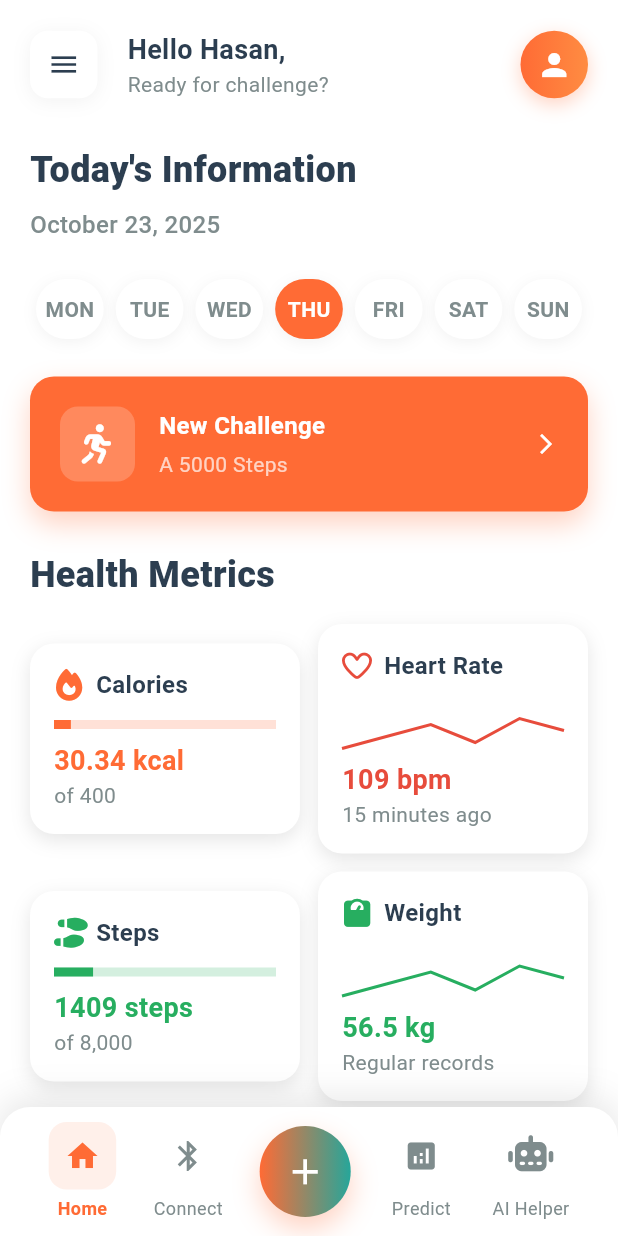
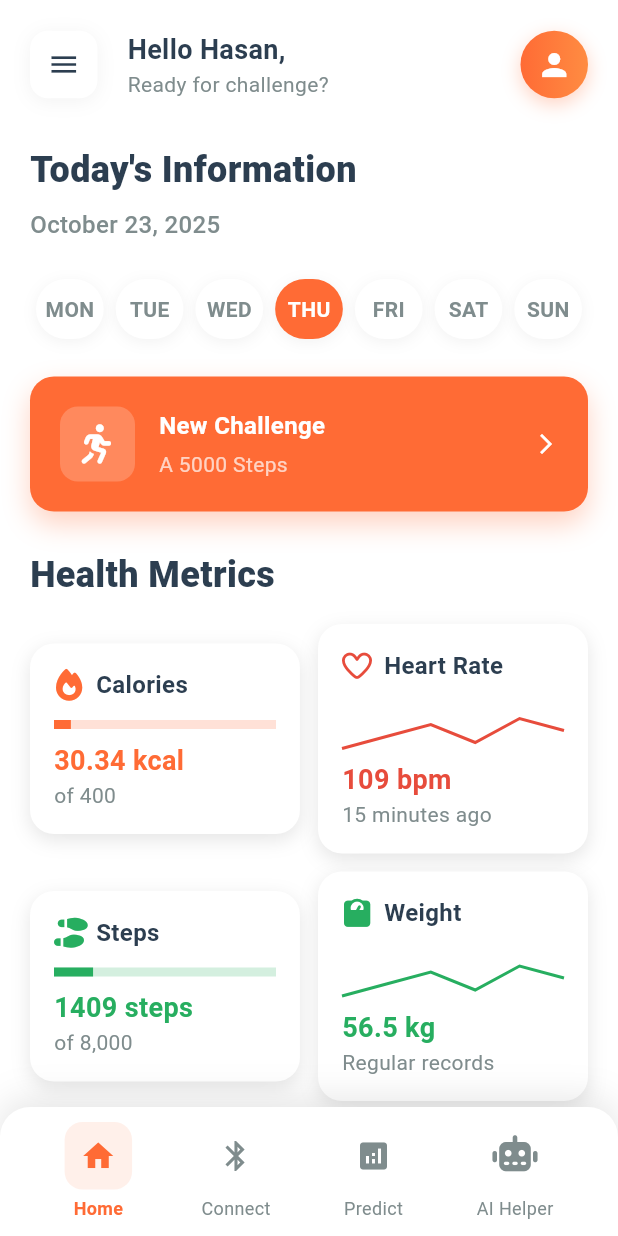
Before and after one commit to omkarMadkar/MediBuddy-App-Final, a Flutter app: the screen it shows after launch, on a phone screen of 412 x 824 dp. Run offline on Flutter 3.47's test engine with Material 3 defaults, Android fonts, the phone set to English and light mode, and no system bars; our stand-ins replace fl_chart, flutter_bluetooth_serial, font_awesome_flutter, permission_handler.

Commit message:
Refactor: Remove unused center button and re-index nav items
Co-authored-by: omkarmadkar.kjcoemr <omkarmadkar.kjcoemr@kjei.edu.in>

```diff
--- a/lib/pages/home_screen.dart
+++ b/lib/pages/home_screen.dart
@@ -541,9 +541,8 @@ class _HomeScreenState extends State<HomeScreen> with TickerProviderStateMixin {
             children: [
               _buildNavItem(Icons.home, 'Home', 0),
               _buildNavItem(Icons.bluetooth, 'Connect', 1),
-              _buildNavItem(Icons.add, '', 2, isCenter: true),
-              _buildNavItem(Icons.analytics, 'Predict', 3),
-              _buildNavItem(FontAwesomeIcons.robot, 'AI Helper', 4),
+              _buildNavItem(Icons.analytics, 'Predict', 2),
+              _buildNavItem(FontAwesomeIcons.robot, 'AI Helper', 3),
             ],
           ),
         ),
@@ -558,38 +557,6 @@ class _HomeScreenState extends State<HomeScreen> with TickerProviderStateMixin {
     bool isCenter = false,
   }) {
     final isSelected = _selectedIndex == index;
-
-    if (isCenter) {
-      return GestureDetector(
-        onTap: () => setState(() => _selectedIndex = index),
-        child: AnimatedBuilder(
-          animation: _pulseAnimation,
-          builder: (context, child) {
-            return Transform.scale(
-              scale: _pulseAnimation.value,
-              child: Container(
-                width: 60,
-                height: 60,
-                decoration: BoxDecoration(
-                  gradient: const LinearGradient(
-                    colors: [AppTheme.primaryOrange, AppTheme.accentTeal],
-                  ),
-                  shape: BoxShape.circle,
-                  boxShadow: [
-                    BoxShadow(
-                      color: AppTheme.primaryOrange.withOpacity(0.3),
-                      blurRadius: 15,
-                      offset: const Offset(0, 8),
-                    ),
-                  ],
-                ),
-                child: const Icon(Icons.add, color: Colors.white, size: 28),
-              ),
-            );
-          },
-        ),
-      );
-    }
 
     return GestureDetector(
       onTap: () => setState(() => _selectedIndex = index),
```
